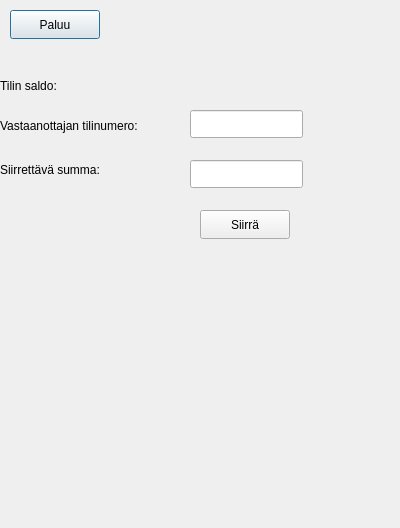
This is bank_automat/transfer.ui in 25kmo-project/group_7 as Qt 5 draws it before an edit. The edited form follows.
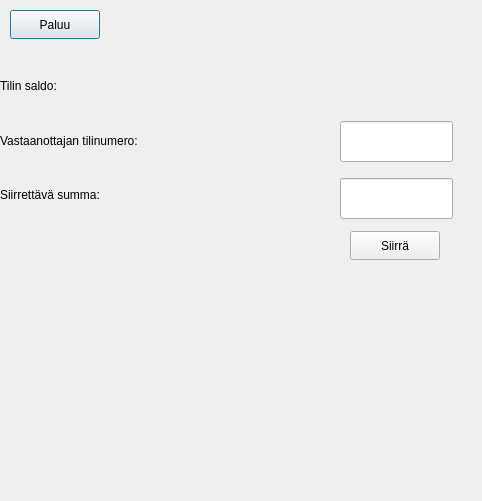
This is the edited form.

Commit message: muokattu transfer funktioon luottorajan tarkistus

```diff
--- a/bank_automat/transfer.ui
+++ b/bank_automat/transfer.ui
@@ -6,8 +6,8 @@
    <rect>
     <x>0</x>
     <y>0</y>
-    <width>400</width>
-    <height>528</height>
+    <width>482</width>
+    <height>501</height>
    </rect>
   </property>
   <property name="windowTitle">
@@ -17,9 +17,9 @@
    <property name="geometry">
     <rect>
      <x>0</x>
-     <y>110</y>
-     <width>191</width>
-     <height>31</height>
+     <y>120</y>
+     <width>331</width>
+     <height>41</height>
     </rect>
    </property>
    <property name="text">
@@ -42,10 +42,10 @@
   <widget class="QLineEdit" name="textTransferAccountNumber">
    <property name="geometry">
     <rect>
-     <x>190</x>
-     <y>110</y>
+     <x>340</x>
+     <y>121</y>
      <width>113</width>
-     <height>28</height>
+     <height>41</height>
     </rect>
    </property>
   </widget>
@@ -53,9 +53,9 @@
    <property name="geometry">
     <rect>
      <x>0</x>
-     <y>160</y>
-     <width>161</width>
-     <height>21</height>
+     <y>170</y>
+     <width>261</width>
+     <height>51</height>
     </rect>
    </property>
    <property name="text">
@@ -65,18 +65,18 @@
   <widget class="QLineEdit" name="textTrasferAmount">
    <property name="geometry">
     <rect>
-     <x>190</x>
-     <y>160</y>
+     <x>340</x>
+     <y>178</y>
      <width>113</width>
-     <height>28</height>
+     <height>41</height>
     </rect>
    </property>
   </widget>
   <widget class="QPushButton" name="btnTransferMoney">
    <property name="geometry">
     <rect>
-     <x>200</x>
-     <y>210</y>
+     <x>350</x>
+     <y>231</y>
      <width>90</width>
      <height>29</height>
     </rect>
@@ -88,10 +88,10 @@
   <widget class="QLabel" name="labelTransferAccountBalance">
    <property name="geometry">
     <rect>
-     <x>190</x>
-     <y>80</y>
-     <width>111</width>
-     <height>20</height>
+     <x>330</x>
+     <y>70</y>
+     <width>131</width>
+     <height>51</height>
     </rect>
    </property>
    <property name="text">
```
The commit also changes 1 other file.
